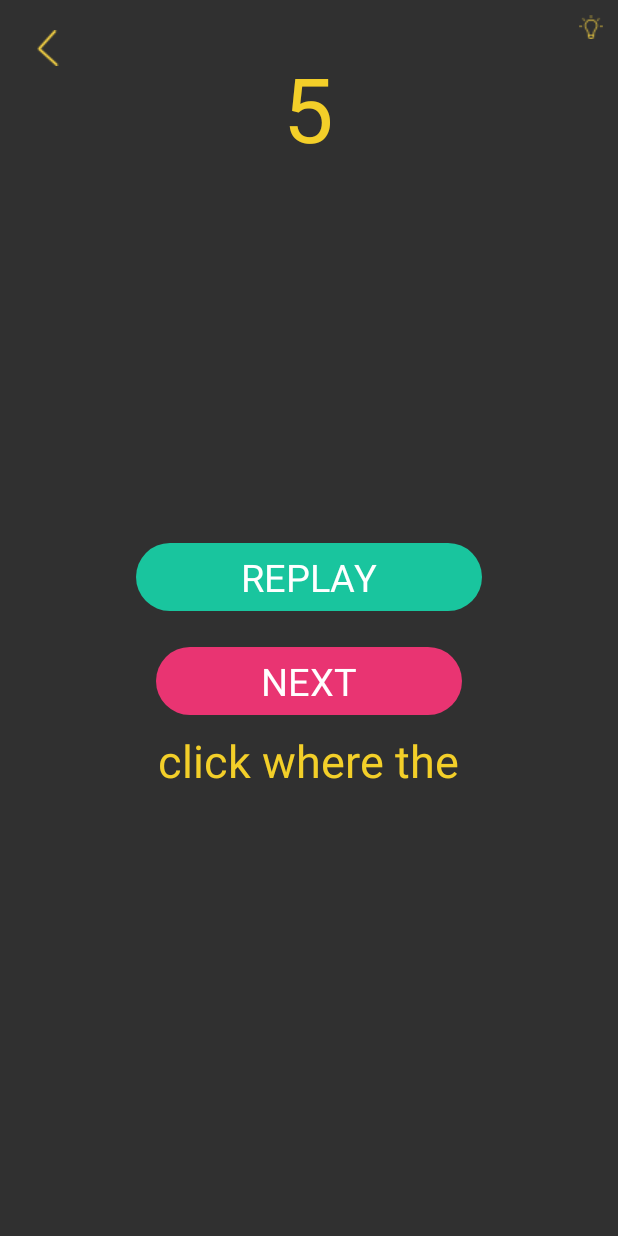
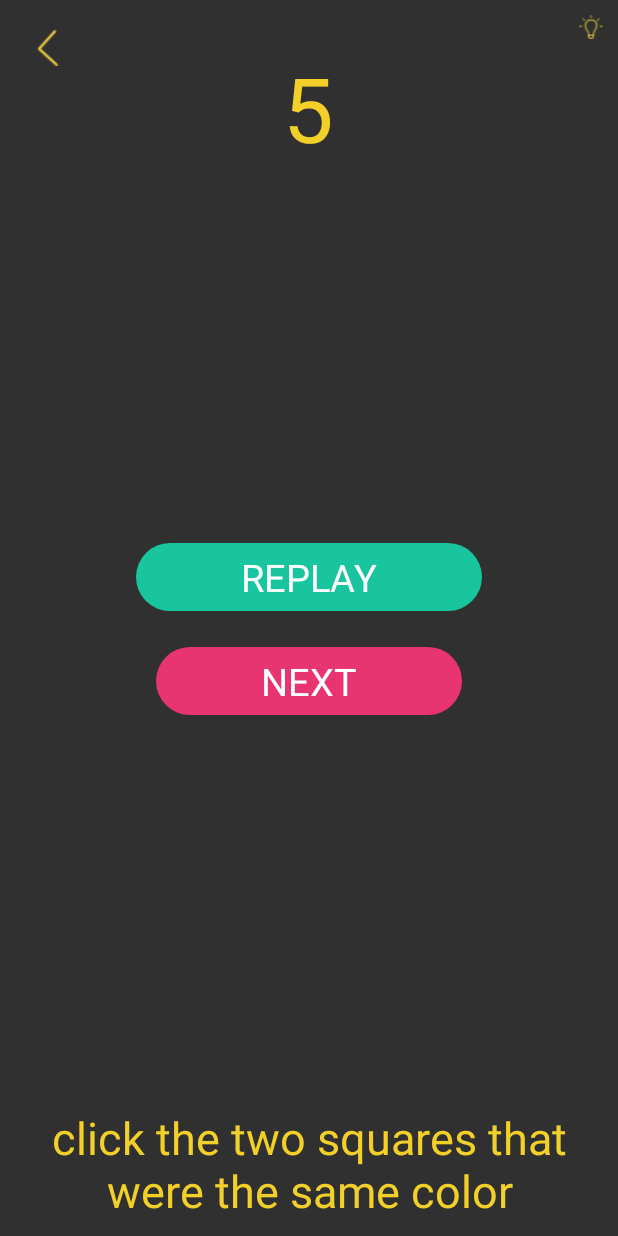
Before and after one commit to meyerjac/enhance-Memory, an Android app: the layout activity_s1_l15.xml on its own in the app's theme, with its tools: preview values and no code run, on a phone screen of 412 x 824 dp. Run offline under Robolectric (Android 15) with nearby library versions, the phone set to English and light mode, and no system bars; Roboto replaces fonts that are not available here.

Commit message:
git add question 15

```diff
--- a/app/src/main/res/layout/activity_s1_l15.xml
+++ b/app/src/main/res/layout/activity_s1_l15.xml
@@ -116,33 +116,30 @@
         android:layout_centerHorizontal="true"
         android:layout_marginTop="19dp" />
 
-    <RelativeLayout
-        android:layout_width="match_parent"
-        android:layout_height="match_parent"
-        android:id="@+id/colorRelativeLayout"
-        android:visibility="invisible"
-        android:layout_marginBottom="25dp"
-        android:layout_above="@+id/answerQuestionTextView"
-        android:layout_alignParentLeft="true"
-        android:layout_alignParentStart="true">
-
-    </RelativeLayout>
-
     <TextView
-        android:text="@string/s1l13_question"
+        android:text="@string/s1l15_question"
         android:layout_width="wrap_content"
         android:layout_height="wrap_content"
         android:textColor="@color/colorYellowish"
         android:textSize="30dp"
         android:gravity="center"
         android:id="@+id/answerQuestionTextView"
-        android:layout_below="@+id/relativeLayout"
+        android:layout_alignParentBottom="true"
         android:layout_centerHorizontal="true" />
+
+    <RelativeLayout
+        android:layout_width="match_parent"
+        android:layout_height="200dp"
+        android:id="@+id/colorRelativeLayout"
+        android:visibility="invisible"
+        android:layout_centerVertical="true"
+        android:layout_alignParentLeft="true"
+        android:layout_alignParentStart="true">
 
         <TableRow
             android:id="@+id/second_row"
             android:layout_width="fill_parent"
-        android:layout_height="match_parent"
+            android:layout_height="100dp"
             android:layout_weight="1"
             android:gravity="center"
             android:layout_alignParentTop="true"
@@ -154,10 +151,7 @@
                 android:layout_margin="5dp"
                 android:background="@drawable/solid_blue_circle"
                 android:id="@+id/colorThreeImageView"
-            android:visibility="invisible"
-            android:layout_below="@+id/coundownTimerTextView"
-            android:layout_toLeftOf="@+id/answerQuestionTextView"
-            android:layout_toStartOf="@+id/answerQuestionTextView" />
+                android:visibility="invisible" />
 
             <ImageView
                 android:layout_width="75dp"
@@ -165,10 +159,18 @@
                 android:layout_margin="5dp"
                 android:background="@drawable/solid_blue_circle"
                 android:id="@+id/colorFourImageView"
-            android:visibility="invisible"
-            android:layout_alignBottom="@+id/checkXImageView"
-            android:layout_toLeftOf="@+id/lightBulbRelativeLayout"
-            android:layout_toStartOf="@+id/lightBulbRelativeLayout" />
+                android:visibility="invisible" />
+            </TableRow>
+
+        <TableRow
+            android:id="@+id/first_row"
+            android:layout_width="fill_parent"
+            android:layout_height="100dp"
+            android:layout_weight="1"
+            android:gravity="center"
+            android:layout_alignParentBottom="true"
+            android:layout_alignParentRight="true"
+            android:layout_alignParentEnd="true">
 
             <ImageView
                 android:layout_width="75dp"
@@ -176,12 +178,7 @@
                 android:layout_margin="5dp"
                 android:background="@drawable/solid_blue_circle"
                 android:id="@+id/colorTwoImageView"
-            android:visibility="invisible"
-            android:layout_alignTop="@+id/colorFourImageView"
-            android:layout_toRightOf="@+id/checkXImageView"
-            android:layout_toEndOf="@+id/checkXImageView"
-            android:layout_marginLeft="32dp"
-            android:layout_marginStart="32dp" />
+                android:visibility="invisible" />
 
             <ImageView
                 android:layout_width="75dp"
@@ -190,10 +187,8 @@
                 android:background="@drawable/solid_blue_circle"
                 android:id="@+id/colorOneImageView"
                 android:visibility="invisible"
-            android:layout_above="@+id/relativeLayout"
-            android:layout_toLeftOf="@+id/colorFourImageView"
-            android:layout_toStartOf="@+id/colorFourImageView"
                 android:layout_marginRight="13dp"
                 android:layout_marginEnd="13dp" />
         </TableRow>
     </RelativeLayout>
+</RelativeLayout>
--- a/app/src/main/res/values/strings.xml
+++ b/app/src/main/res/values/strings.xml
@@ -12,9 +12,9 @@
     <string name="s1l10_question">Who was the </string>
     <string name="s1l11_question">What company was in the </string>
     <string name="s1l12_question">repeat the sequence</string>
-    <string name="s1l13_question">click where the  </string>
+    <string name="s1l13_question">click where the </string>
     <string name="s1l14_question">What was the </string>
-    <string name="s1l15_question">sadf</string>
+    <string name="s1l15_question">click the two squares that were the same color</string>
     <string name="s1l16_question">sadfsaf</string>
     <string name="s1l17_question">sadfsadf</string>
     <string name="s1l18_question">sdf</string>
```
Also changed, not shown: app/src/main/java/jacksonmeyer/com/memoryenhancement/Stage1/S1L15.java (+79 -154 lines). Lines whose indentation alone changed are shown as unchanged.
